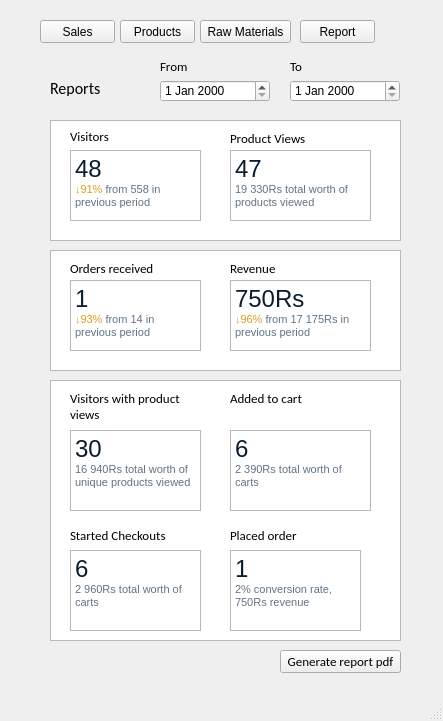
haniakashif/Safatique-Database, file Database_project_report_screen.ui: the form before one commit.
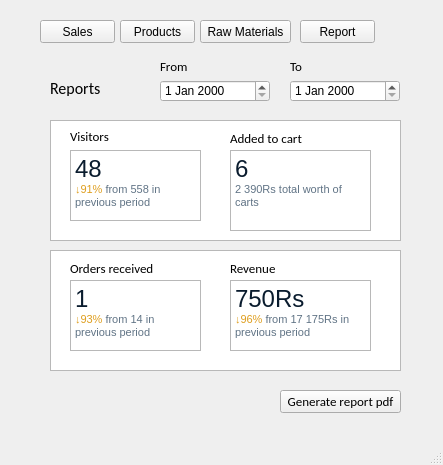
The form after the commit.

The edit to the form file:
```diff
--- a/Database_project_report_screen.ui
+++ b/Database_project_report_screen.ui
@@ -7,7 +7,7 @@
     <x>0</x>
     <y>0</y>
     <width>443</width>
-    <height>721</height>
+    <height>465</height>
    </rect>
   </property>
   <property name="windowTitle">
@@ -64,25 +64,6 @@
      <string>Visitors</string>
     </property>
    </widget>
-   <widget class="QLabel" name="label_3">
-    <property name="geometry">
-     <rect>
-      <x>230</x>
-      <y>130</y>
-      <width>101</width>
-      <height>16</height>
-     </rect>
-    </property>
-    <property name="font">
-     <font>
-      <family>Calibri</family>
-      <pointsize>10</pointsize>
-     </font>
-    </property>
-    <property name="text">
-     <string>Product Views</string>
-    </property>
-   </widget>
    <widget class="QTextBrowser" name="visitors">
     <property name="geometry">
      <rect>
@@ -101,24 +82,6 @@
 &lt;p style=&quot; margin-top:0px; margin-bottom:0px; margin-left:0px; margin-right:0px; -qt-block-indent:0; text-indent:0px;&quot;&gt;&lt;span style=&quot; font-family:'lato,sans-serif'; font-size:8pt; color:#de9d1c; background-color:#ffffff;&quot;&gt;↓91%&lt;/span&gt;&lt;span style=&quot; font-family:'lato,sans-serif'; font-size:8pt; color:#607385; background-color:#ffffff;&quot;&gt; from 558 in previous period&lt;/span&gt;&lt;/p&gt;&lt;/body&gt;&lt;/html&gt;</string>
     </property>
    </widget>
-   <widget class="QTextBrowser" name="productviews">
-    <property name="geometry">
-     <rect>
-      <x>230</x>
-      <y>150</y>
-      <width>141</width>
-      <height>71</height>
-     </rect>
-    </property>
-    <property name="html">
-     <string>&lt;!DOCTYPE HTML PUBLIC &quot;-//W3C//DTD HTML 4.0//EN&quot; &quot;http://www.w3.org/TR/REC-html40/strict.dtd&quot;&gt;
-&lt;html&gt;&lt;head&gt;&lt;meta name=&quot;qrichtext&quot; content=&quot;1&quot; /&gt;&lt;style type=&quot;text/css&quot;&gt;
-p, li { white-space: pre-wrap; }
-&lt;/style&gt;&lt;/head&gt;&lt;body style=&quot; font-family:'MS Shell Dlg 2'; font-size:8.25pt; font-weight:400; font-style:normal;&quot;&gt;
-&lt;p style=&quot; margin-top:0px; margin-bottom:0px; margin-left:0px; margin-right:0px; -qt-block-indent:0; text-indent:0px;&quot;&gt;&lt;span style=&quot; font-size:18pt; color:#0a1c2e; background-color:#ffffff;&quot;&gt;47&lt;/span&gt;&lt;/p&gt;
-&lt;p style=&quot; margin-top:0px; margin-bottom:0px; margin-left:0px; margin-right:0px; -qt-block-indent:0; text-indent:0px;&quot;&gt;&lt;span style=&quot; font-family:'lato,sans-serif'; font-size:8pt; color:#607385; background-color:#ffffff;&quot;&gt;19 330Rs total worth of products viewed&lt;/span&gt;&lt;/p&gt;&lt;/body&gt;&lt;/html&gt;</string>
-    </property>
-   </widget>
    <widget class="QLabel" name="label_4">
     <property name="geometry">
      <rect>
@@ -203,29 +166,11 @@
      </rect>
     </property>
    </widget>
-   <widget class="QTextBrowser" name="visitorsprodviews">
-    <property name="geometry">
-     <rect>
-      <x>70</x>
-      <y>430</y>
-      <width>131</width>
-      <height>81</height>
-     </rect>
-    </property>
-    <property name="html">
-     <string>&lt;!DOCTYPE HTML PUBLIC &quot;-//W3C//DTD HTML 4.0//EN&quot; &quot;http://www.w3.org/TR/REC-html40/strict.dtd&quot;&gt;
-&lt;html&gt;&lt;head&gt;&lt;meta name=&quot;qrichtext&quot; content=&quot;1&quot; /&gt;&lt;style type=&quot;text/css&quot;&gt;
-p, li { white-space: pre-wrap; }
-&lt;/style&gt;&lt;/head&gt;&lt;body style=&quot; font-family:'MS Shell Dlg 2'; font-size:8.25pt; font-weight:400; font-style:normal;&quot;&gt;
-&lt;p style=&quot; margin-top:0px; margin-bottom:0px; margin-left:0px; margin-right:0px; -qt-block-indent:0; text-indent:0px;&quot;&gt;&lt;span style=&quot; font-size:18pt; color:#0a1c2e; background-color:#ffffff;&quot;&gt;30&lt;/span&gt;&lt;/p&gt;
-&lt;p style=&quot; margin-top:0px; margin-bottom:0px; margin-left:0px; margin-right:0px; -qt-block-indent:0; text-indent:0px;&quot;&gt;&lt;span style=&quot; font-family:'lato,sans-serif'; font-size:8pt; color:#607385; background-color:#ffffff;&quot;&gt;16 940Rs total worth of unique products viewed&lt;/span&gt;&lt;/p&gt;&lt;/body&gt;&lt;/html&gt;</string>
-    </property>
-   </widget>
    <widget class="QTextBrowser" name="addedtocart">
     <property name="geometry">
      <rect>
       <x>230</x>
-      <y>430</y>
+      <y>150</y>
       <width>141</width>
       <height>81</height>
      </rect>
@@ -239,21 +184,11 @@
 &lt;p style=&quot; margin-top:0px; margin-bottom:0px; margin-left:0px; margin-right:0px; -qt-block-indent:0; text-indent:0px;&quot;&gt;&lt;span style=&quot; font-family:'lato,sans-serif'; font-size:8pt; color:#607385; background-color:#ffffff;&quot;&gt;2 390Rs total worth of carts&lt;/span&gt;&lt;/p&gt;&lt;/body&gt;&lt;/html&gt;</string>
     </property>
    </widget>
-   <widget class="QGraphicsView" name="graphicsView_3">
-    <property name="geometry">
-     <rect>
-      <x>50</x>
-      <y>380</y>
-      <width>351</width>
-      <height>261</height>
-     </rect>
-    </property>
-   </widget>
    <widget class="QLabel" name="label_6">
     <property name="geometry">
      <rect>
       <x>230</x>
-      <y>390</y>
+      <y>130</y>
       <width>101</width>
       <height>16</height>
      </rect>
@@ -268,117 +203,6 @@
      <string>Added to cart</string>
     </property>
    </widget>
-   <widget class="QLabel" name="label_7">
-    <property name="geometry">
-     <rect>
-      <x>70</x>
-      <y>390</y>
-      <width>131</width>
-      <height>31</height>
-     </rect>
-    </property>
-    <property name="font">
-     <font>
-      <family>Calibri</family>
-      <pointsize>10</pointsize>
-     </font>
-    </property>
-    <property name="text">
-     <string>Visitors with product views</string>
-    </property>
-    <property name="textFormat">
-     <enum>Qt::RichText</enum>
-    </property>
-    <property name="wordWrap">
-     <bool>true</bool>
-    </property>
-   </widget>
-   <widget class="QLabel" name="label_8">
-    <property name="geometry">
-     <rect>
-      <x>70</x>
-      <y>520</y>
-      <width>131</width>
-      <height>31</height>
-     </rect>
-    </property>
-    <property name="font">
-     <font>
-      <family>Calibri</family>
-      <pointsize>10</pointsize>
-     </font>
-    </property>
-    <property name="text">
-     <string>Started Checkouts</string>
-    </property>
-    <property name="textFormat">
-     <enum>Qt::RichText</enum>
-    </property>
-    <property name="wordWrap">
-     <bool>true</bool>
-    </property>
-   </widget>
-   <widget class="QLabel" name="label_9">
-    <property name="geometry">
-     <rect>
-      <x>230</x>
-      <y>520</y>
-      <width>131</width>
-      <height>31</height>
-     </rect>
-    </property>
-    <property name="font">
-     <font>
-      <family>Calibri</family>
-      <pointsize>10</pointsize>
-     </font>
-    </property>
-    <property name="text">
-     <string>Placed order</string>
-    </property>
-    <property name="textFormat">
-     <enum>Qt::RichText</enum>
-    </property>
-    <property name="wordWrap">
-     <bool>true</bool>
-    </property>
-   </widget>
-   <widget class="QTextBrowser" name="startedcheckout">
-    <property name="geometry">
-     <rect>
-      <x>70</x>
-      <y>550</y>
-      <width>131</width>
-      <height>81</height>
-     </rect>
-    </property>
-    <property name="html">
-     <string>&lt;!DOCTYPE HTML PUBLIC &quot;-//W3C//DTD HTML 4.0//EN&quot; &quot;http://www.w3.org/TR/REC-html40/strict.dtd&quot;&gt;
-&lt;html&gt;&lt;head&gt;&lt;meta name=&quot;qrichtext&quot; content=&quot;1&quot; /&gt;&lt;style type=&quot;text/css&quot;&gt;
-p, li { white-space: pre-wrap; }
-&lt;/style&gt;&lt;/head&gt;&lt;body style=&quot; font-family:'MS Shell Dlg 2'; font-size:8.25pt; font-weight:400; font-style:normal;&quot;&gt;
-&lt;p style=&quot; margin-top:0px; margin-bottom:0px; margin-left:0px; margin-right:0px; -qt-block-indent:0; text-indent:0px;&quot;&gt;&lt;span style=&quot; font-size:18pt; color:#0a1c2e; background-color:#ffffff;&quot;&gt;6&lt;/span&gt;&lt;/p&gt;
-&lt;p style=&quot; margin-top:0px; margin-bottom:0px; margin-left:0px; margin-right:0px; -qt-block-indent:0; text-indent:0px;&quot;&gt;&lt;span style=&quot; font-family:'lato,sans-serif'; font-size:8pt; color:#607385; background-color:#ffffff;&quot;&gt;2 960Rs total worth of carts&lt;/span&gt;&lt;/p&gt;&lt;/body&gt;&lt;/html&gt;</string>
-    </property>
-   </widget>
-   <widget class="QTextBrowser" name="placedorder">
-    <property name="geometry">
-     <rect>
-      <x>230</x>
-      <y>550</y>
-      <width>131</width>
-      <height>81</height>
-     </rect>
-    </property>
-    <property name="html">
-     <string>&lt;!DOCTYPE HTML PUBLIC &quot;-//W3C//DTD HTML 4.0//EN&quot; &quot;http://www.w3.org/TR/REC-html40/strict.dtd&quot;&gt;
-&lt;html&gt;&lt;head&gt;&lt;meta name=&quot;qrichtext&quot; content=&quot;1&quot; /&gt;&lt;style type=&quot;text/css&quot;&gt;
-p, li { white-space: pre-wrap; }
-&lt;/style&gt;&lt;/head&gt;&lt;body style=&quot; font-family:'MS Shell Dlg 2'; font-size:8.25pt; font-weight:400; font-style:normal;&quot;&gt;
-&lt;p style=&quot; margin-top:0px; margin-bottom:0px; margin-left:0px; margin-right:0px; -qt-block-indent:0; text-indent:0px;&quot;&gt;&lt;span style=&quot; font-size:18pt; color:#0a1c2e; background-color:#ffffff;&quot;&gt;1&lt;/span&gt;&lt;/p&gt;
-&lt;p style=&quot; margin-top:0px; margin-bottom:0px; margin-left:0px; margin-right:0px; -qt-block-indent:0; text-indent:0px;&quot;&gt;&lt;span style=&quot; font-family:'lato,sans-serif'; font-size:8pt; color:#607385; background-color:#ffffff;&quot;&gt;2% conversion rate, 750Rs revenue&lt;/span&gt;&lt;/p&gt;&lt;/body&gt;&lt;/html&gt;</string>
-    </property>
-   </widget>
    <widget class="QDateEdit" name="reportfrom">
     <property name="geometry">
      <rect>
@@ -447,7 +271,7 @@
     <property name="geometry">
      <rect>
       <x>280</x>
-      <y>650</y>
+      <y>390</y>
       <width>121</width>
       <height>23</height>
      </rect>
```
Left out of the diff: 9 changed lines with no effect on the pictures.
